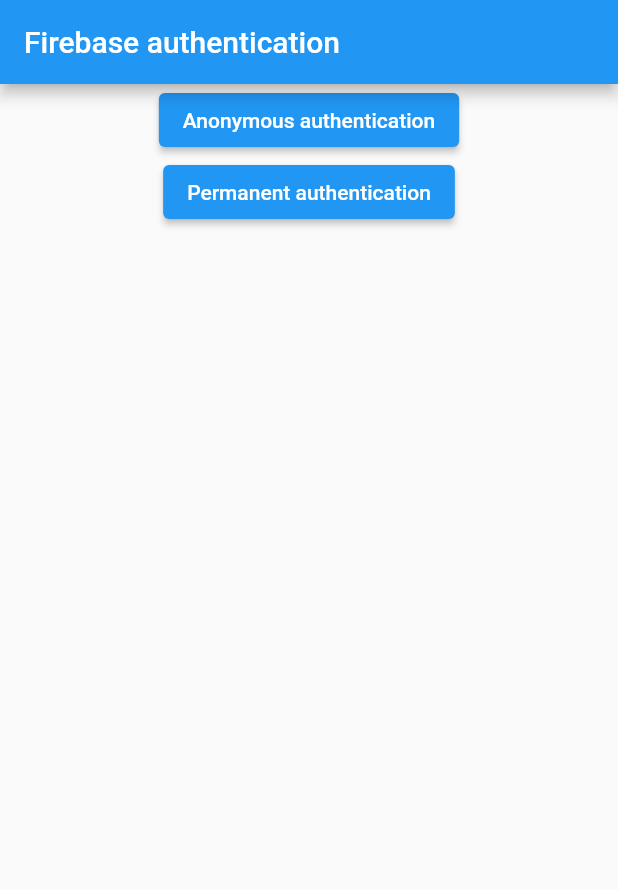
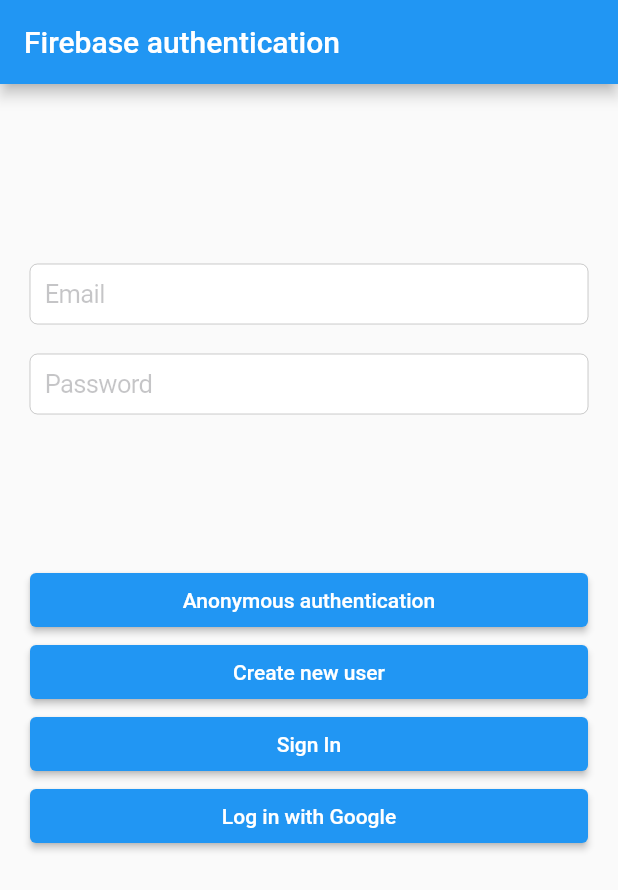
Before and after one commit to roshTailor/firebase_demo_project, a Flutter app: the screen it shows after launch, on a phone screen of 412 x 824 dp. Shown: the top 890 px of the screen. Run offline on Flutter 3.47's test engine with Material 2 defaults, Android fonts, the phone set to English and light mode, and no system bars; our stand-ins replace firebase_auth, firebase_core, google_sign_in; accounts and stored records are empty.

Commit message:
RL || 10:08 || 04/03/2023

```diff
--- /dev/null
+++ b/lib/Helper/FirebaseHelper.dart
@@ -0,0 +1,47 @@
+import 'package:firebase_auth/firebase_auth.dart';
+import 'package:google_sign_in/google_sign_in.dart';
+
+class FirebaseHelper {
+  // FirebaseHelper._();
+  // static FirebaseHelper instance = FirebaseHelper._();
+
+  static FirebaseHelper instance = FirebaseHelper();
+  User? user;
+
+  authAnonymous() async {
+    try {
+      final userCredential = await FirebaseAuth.instance.signInAnonymously();
+
+      print("Sign in temporary");
+    } catch (error) {
+      print(error);
+    }
+  }
+
+  authCreateUser({required String email, required String password}) async {
+    try {
+      final userCredential = await FirebaseAuth.instance.createUserWithEmailAndPassword(email: email, password: password);
+      print("Create new user");
+      user = userCredential.user;
+      print("Registered user :: $user");
+    } catch (error) {
+      print(error);
+    }
+  }
+
+  authSignInUser({required String email, required String password}) async {
+    try {
+      final userCredential = await FirebaseAuth.instance.signInWithEmailAndPassword(email: email, password: password);
+      print("Sign in success");
+    } catch (error) {
+      print(error);
+    }
+  }
+
+  authGoogle() async {
+    final GoogleSignInAccount? googleUser = await GoogleSignIn().signIn();
+    final GoogleSignInAuthentication? googleAuth = await googleUser?.authentication;
+    final credential = GoogleAuthProvider.credential(accessToken: googleAuth?.accessToken, idToken: googleAuth?.idToken);
+    return await FirebaseAuth.instance.signInWithCredential(credential);
+  }
+}
--- /dev/null
+++ b/lib/Utils/Global.dart
@@ -0,0 +1,6 @@
+import 'package:flutter/material.dart';
+
+class AppController {
+  static TextEditingController email = TextEditingController();
+  static TextEditingController password = TextEditingController();
+}
--- /dev/null
+++ b/lib/Widget/widget.dart
@@ -0,0 +1,5 @@
+import 'package:flutter/material.dart';
+
+Widget newButton({required onPressed, required String title}) {
+  return ElevatedButton(onPressed: onPressed, child: Text(title));
+}
--- a/lib/screen/homePage.dart
+++ b/lib/screen/homePage.dart
@@ -1,5 +1,10 @@
 import 'package:firebase_auth/firebase_auth.dart';
+import 'package:firebase_demo_project/Helper/FirebaseHelper.dart';
+import 'package:firebase_demo_project/Utils/Global.dart';
+import 'package:flutter/cupertino.dart';
 import 'package:flutter/material.dart';
+
+import '../Widget/widget.dart';
 
 class HomePage extends StatefulWidget {
   const HomePage({Key? key}) : super(key: key);
@@ -9,6 +14,8 @@
 }
 
 class _HomePageState extends State<HomePage> {
+  FirebaseHelper authInstance = FirebaseHelper.instance;
+
   @override
   Widget build(BuildContext context) {
     return Scaffold(
@@ -16,30 +23,69 @@
         title: const Text("Firebase authentication"),
       ),
       body: Center(
-        child: Column(
+        child: ListView(
+          padding: const EdgeInsets.all(20),
           children: [
-            ElevatedButton(
-              onPressed: () async {
-                try {
-                  final userCredential = await FirebaseAuth.instance.signInAnonymously();
-                  print("Sign in temporary");
-                } catch (error) {
-                  print(error);
-                }
+            const SizedBox(height: 100),
+            CupertinoTextField(
+              controller: AppController.email,
+              padding: const EdgeInsets.all(10),
+              placeholder: "Email",
+            ),
+            const SizedBox(height: 20),
+            CupertinoTextField(
+              controller: AppController.password,
+              padding: const EdgeInsets.all(10),
+              obscureText: false,
+              placeholder: "Password",
+            ),
+            const SizedBox(height: 100),
+            // ElevatedButton(
+            //   onPressed: () => authInstance.authAnonymous(),
+            //   child: const Text("Anonymous authentication"),
+            // ),
+            // ElevatedButton(
+            //   onPressed: () => authInstance.authCreateUser(email: AppController.email.text, password: AppController.password.text),
+            //   child: const Text("Create new user"),
+            // ),
+            // ElevatedButton(
+            //   onPressed: () => authInstance.authSignInUser(email: AppController.email.text, password: AppController.password.text),
+            //   child: const Text("Sign in"),
+            // ),
+            // ElevatedButton(
+            //   onPressed: () => authInstance.authGoogle(),
+            //   child: const Text("Log in with Google"),
+            // ),
+            newButton(
+                onPressed: () {
+                  try {
+                    authInstance.authAnonymous();
+                    Navigator.of(context).pushNamed("ProfilePage");
+                  } catch (e) {
+                    print(e);
+                  }
+                },
+                title: "Anonymous authentication"),
+            newButton(
+              onPressed: () {
+                authInstance.authCreateUser(email: AppController.email.text, password: AppController.password.text);
+                Navigator.of(context).pushNamed("ProfilePage");
               },
-              child: const Text("Anonymous authentication"),
+              title: "Create new user",
             ),
-            ElevatedButton(
-              onPressed: () async {
-                try {
-                  final userCredential = await FirebaseAuth.instance.createUserWithEmailAndPassword(email: "roshnitailor47@gmail.com", password: "rosh@1234");
-                  print("Sign in permanent");
-                } catch (error) {
-                  print(error);
-                }
+            newButton(
+              onPressed: () {
+                authInstance.authSignInUser(email: AppController.email.text, password: AppController.password.text);
+                Navigator.of(context).pushNamed("ProfilePage");
               },
-              child: const Text("Permanent authentication"),
+              title: "Sign In",
             ),
+            newButton(
+                onPressed: () {
+                  authInstance.authGoogle();
+                  Navigator.of(context).pushNamed("ProfilePage");
+                },
+                title: "Log in with Google")
           ],
         ),
       ),
--- a/pubspec.yaml
+++ b/pubspec.yaml
@@ -38,9 +38,7 @@
   cupertino_icons: ^1.0.2
   firebase_auth: ^4.2.9
   firebase_core: ^2.7.0
-
-
-
+  google_sign_in: ^6.0.2
 
 
 dev_dependencies:
```
Also changed, not shown: lib/main.dart (+7 -3 lines), lib/screen/profilePage.dart (added, +39 -0 lines), pubspec.lock, 3 other files.
